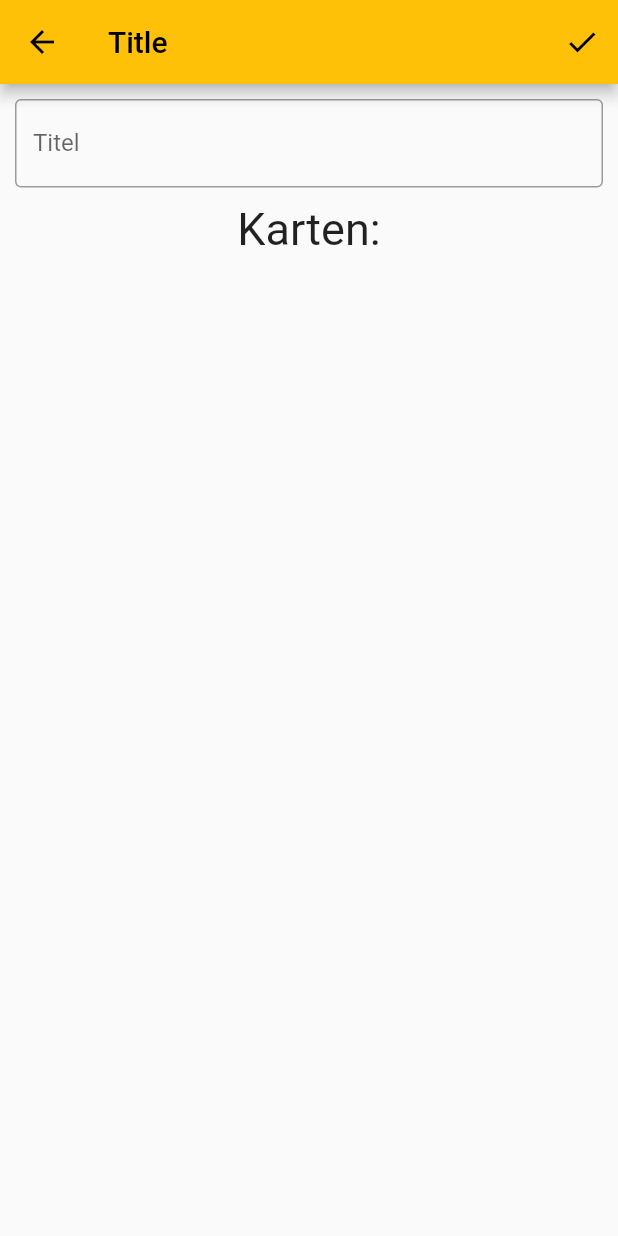
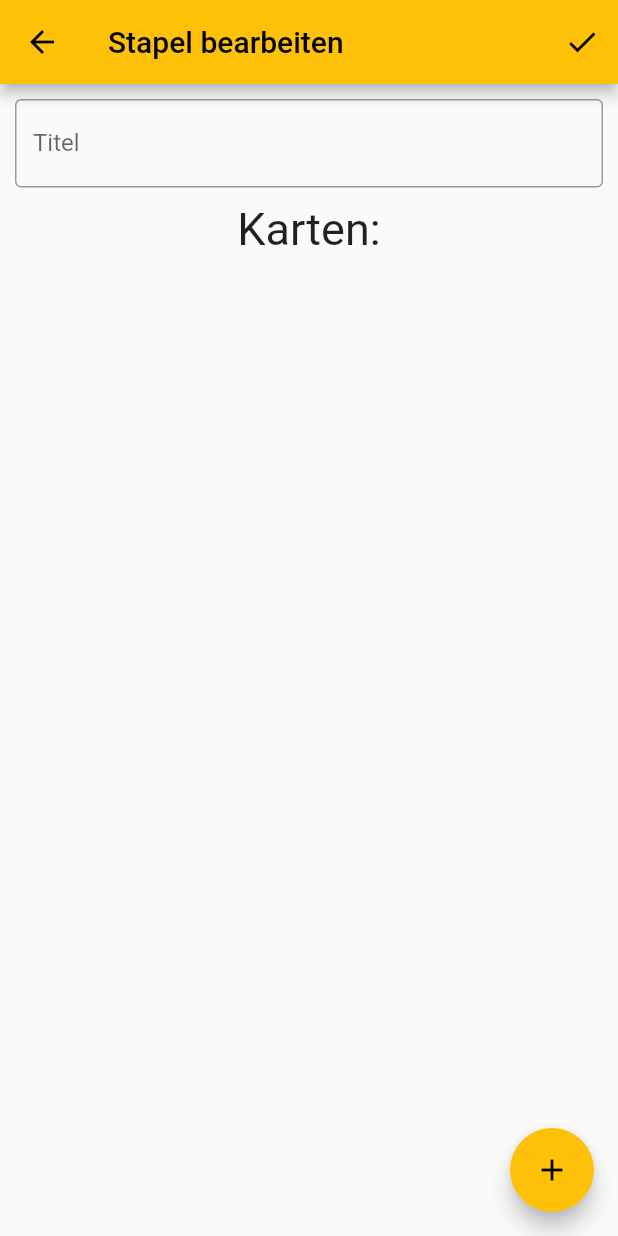
Before and after one commit to BogyMitutoyoCTL/BOGY-App-2022-10, a Flutter app: the EditDeck screen opened directly, on a phone screen of 412 x 824 dp. Run offline on Flutter 3.47's test engine with Material 2 defaults, Android fonts, the phone set to English and light mode, and no system bars; our stand-ins replace image_picker.

Commit message:
Button für neue Karte

```diff
--- a/Source/lib/EditDeck.dart
+++ b/Source/lib/EditDeck.dart
@@ -1,5 +1,6 @@
 import 'package:flutter/cupertino.dart';
 import 'package:flutter/material.dart';
+import 'package:learnhub/EditQuestion.dart';
 import 'package:learnhub/TopicQuestion.dart';
 import 'DataHelper/QuestionStack.dart';
 
@@ -25,7 +26,12 @@ class _EditDeckState extends State<EditDeck> {
     return Scaffold(
       appBar: AppBar(
         actions: [IconButton(onPressed: saveStack, icon: Icon(Icons.check))],
-        title: Text("Title"),
+        title: Text("Stapel bearbeiten"),
+      ),
+      floatingActionButton:  FloatingActionButton(
+        onPressed: addQuestion,
+        backgroundColor: Colors.amber,
+        child: const Icon(Icons.add),
       ),
       body: Column(
         children: [
@@ -68,4 +74,8 @@ class _EditDeckState extends State<EditDeck> {
     Navigator.of(context).pop();
 
   }
+
+  void addQuestion() {
+    Navigator.of(context).push(MaterialPageRoute(builder: (context)=> EditQuestion()));
+  }
 }
```
